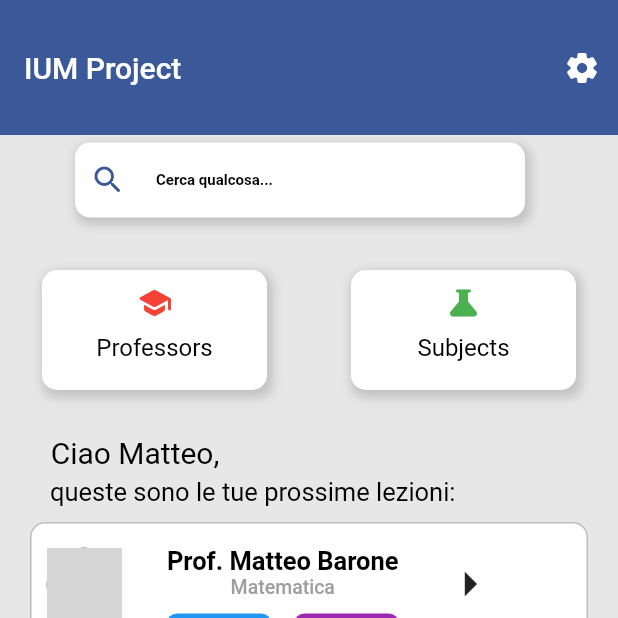
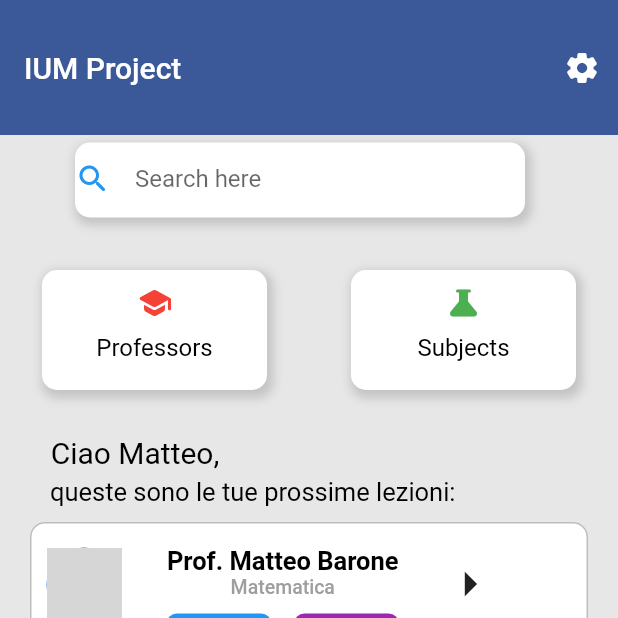
Before and after one commit to ollyexe/Booky, a Flutter app: the screen it shows after launch, after a tap on "4.7", on a phone screen of 412 x 824 dp, the top half of it. Run offline on Flutter 3.47's test engine with Material 2 defaults, Android fonts, the phone set to English and light mode, and no system bars; drawn by our look-alikes of animated_bottom_navigation_bar; our stand-ins replace auto_size_text, table_calendar; network calls fail; grey boxes are pictures that could not be loaded.

```diff
--- a/lib/NavigationBar/Calendar.dart
+++ b/lib/NavigationBar/Calendar.dart
@@ -34,8 +34,8 @@ class _CalendarState extends State<Calendar> {
             },
             onDaySelected: (selectedDay, focusedDay) {
               setState(() {
-              _selectedDay = selectedDay;
-              _focusedDay = focusedDay;
+                _selectedDay = selectedDay;
+                _focusedDay = focusedDay;
               });
             },
             onPageChanged: (focusedDay) {
--- a/lib/NavigationBar/Cart.dart
+++ b/lib/NavigationBar/Cart.dart
@@ -16,7 +16,9 @@ class _CartState extends State<Cart> {
 
   @override
   Widget build(BuildContext context) {
-    return Scaffold(
+    return Hero(
+      tag: 'Cart',
+      child: Scaffold(
         backgroundColor: const Color(0xFFE7E7E7),
         body: Column(
           children: [
@@ -34,6 +36,7 @@ class _CartState extends State<Cart> {
             confirmationButton(),
           ],
         )
+      ),
     );
   }
 }
--- a/lib/NavigationBar/Homepage/MyAppBar.dart
+++ b/lib/NavigationBar/Homepage/MyAppBar.dart
@@ -3,17 +3,20 @@ import 'package:progettoium/Utilities/CommonWidgets/CommonStyles.dart';
 
 import '../../Utilities/Settings/Settings.dart';
 
-Row searchBar(){
-  return Row(
-    children: [
-      const SizedBox(width: 10),
-      const Icon(
-        Icons.search_rounded,
-        color: Color(0xFF3B5998),
+Expanded searchBar(){
+  return Expanded(
+    child: TextField(
+      decoration: const InputDecoration(
+        border: InputBorder.none,
+        hintText: "Search here",
+        alignLabelWithHint: true,
+        icon: Icon(
+          Icons.search_rounded,
+          color: Colors.blue
+        ),
       ),
-      const SizedBox(width: 20),
-      myText('Cerca qualcosa...', 10, Colors.black, FontWeight.w600) //THIS MUST BE A TEXTFIELD
-    ],
+      onSubmitted: (String stringa) {},
+    )
   );
 }
 
@@ -34,12 +37,7 @@ Widget header(BuildContext context) {
       customAppBar(settingsButton(context),text,90), // Custom Widget from CommonStyles.dart file
       Padding(
         padding: const EdgeInsetsDirectional.fromSTEB(50, 95, 0, 0),
-        child: GestureDetector(
-          onTap: () {
-            /*Ricerca sul DB */
-          },
-          child:containerWithShadow(Colors.white, 50, 300, searchBar()),
-        )
+        child: containerWithShadow(Colors.white, 50, 300, searchBar())
       )
     ],
   );
--- a/lib/NavigationBar/Homepage/Selection_Professor_Subject.dart
+++ b/lib/NavigationBar/Homepage/Selection_Professor_Subject.dart
@@ -1,6 +1,6 @@
 import 'package:flutter/material.dart';
 import 'package:progettoium/Utilities/CommonWidgets/CommonStyles.dart';
-import '../../MainPages/byProfessor.dart';
+import '../../MainPages/ResearchByProfessors/byProfessor.dart';
 import '../../MainPages/BySubject.dart';
 
 Widget profSubjectButton(BuildContext context) {
--- a/lib/NavigationBar/Orders.dart
+++ b/lib/NavigationBar/Orders.dart
@@ -21,7 +21,6 @@ class _OrdersState extends State<Orders> {
                           ListOfLectures(bottomPart(bottomButtons(Colors.green[200]!, confirmedLecture),placeholder),arrowRight)];
   @override
   Widget build(BuildContext context) {
-
     return Scaffold(
       appBar: customAppBar(placeholder, const Text("Orders"), 75),
       backgroundColor: const Color(0xFFE7E7E7),
--- a/lib/main.dart
+++ b/lib/main.dart
@@ -62,12 +62,11 @@ class _RootState extends State<Root> {
     "Profile"
   ];
 
-
-
   @override
   Widget build(BuildContext context) {
     return Scaffold(
       body: screens[index],
+      resizeToAvoidBottomInset: false,
       floatingActionButton: FloatingActionButton(
         backgroundColor: Colors.orange,
         child: const Icon(Icons.shopping_cart),
@@ -117,7 +116,7 @@ class _RootState extends State<Root> {
           spreadRadius: 0.5,
           color: Colors.white12,
         ),
-    ),
+      ),
     );
   }
 }
```
Also changed, not shown: 1 other file. Lines whose indentation alone changed are shown as unchanged.
